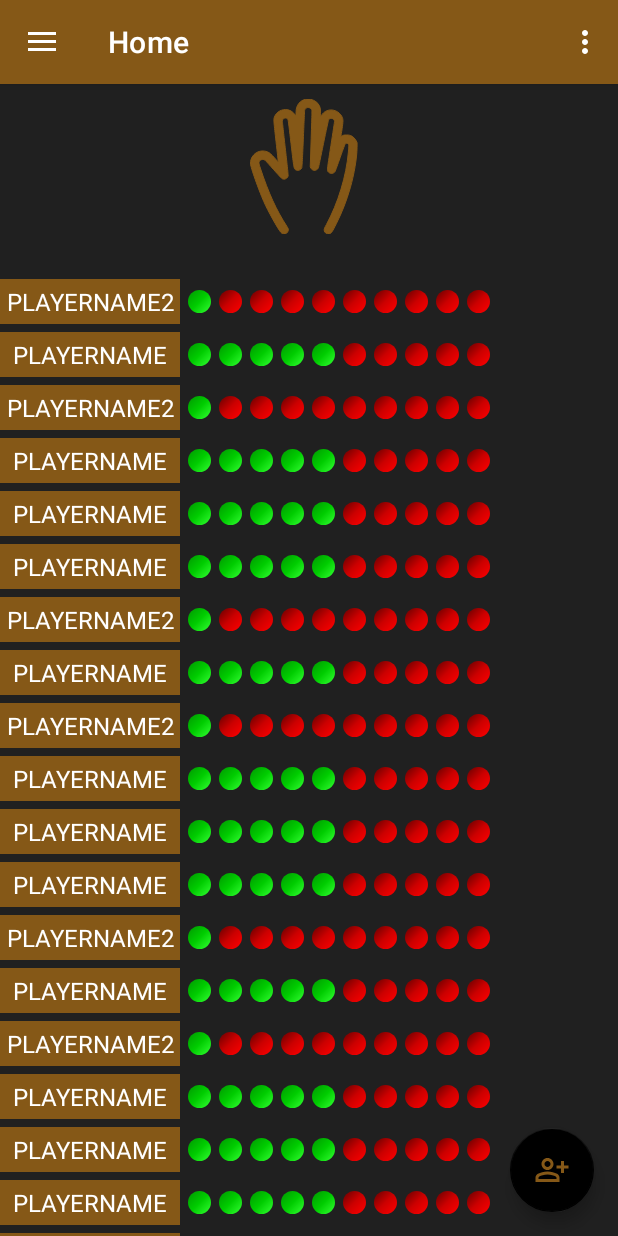
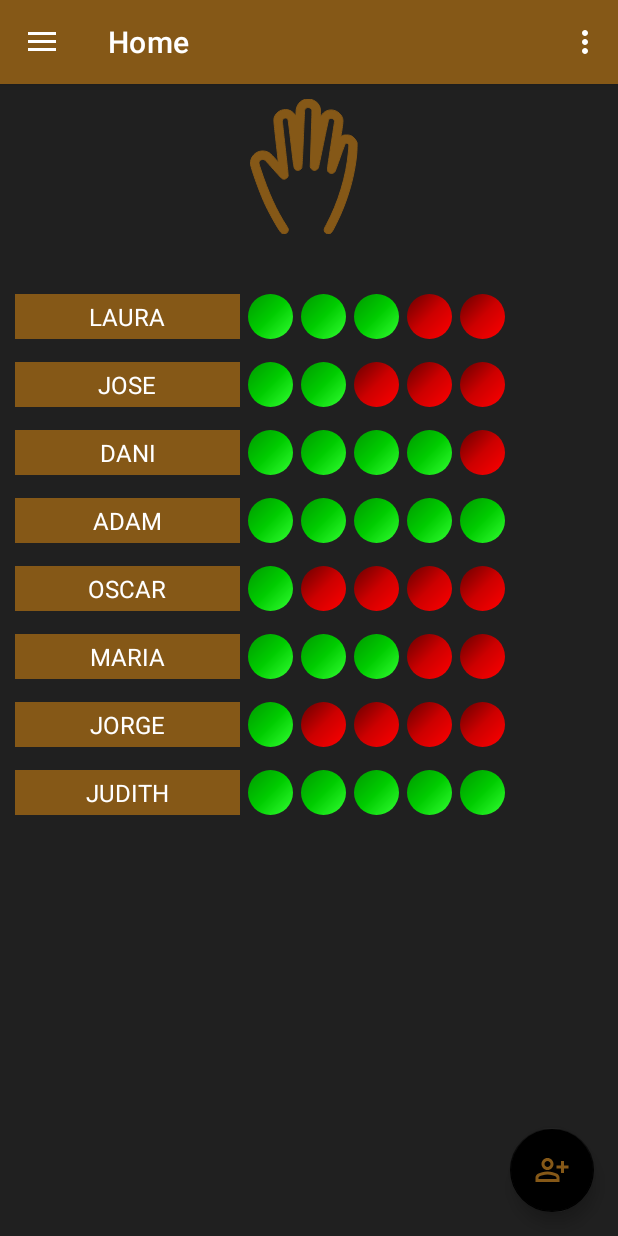
Before and after one commit to danicm7/FingerMasterGame, an Android app: the screen it shows after launch (navigationDrawerMenu), on a phone screen of 412 x 824 dp. Run offline under Robolectric (Android 15) with nearby library versions, the phone set to English and light mode, and no system bars; our stand-ins replace navigation-ui.

Commit message:
change visuals

```diff
--- a/app/src/main/java/com/example/fingermastergame/navigationDrawerMenu.java
+++ b/app/src/main/java/com/example/fingermastergame/navigationDrawerMenu.java
@@ -4,7 +4,6 @@ import android.content.Intent;
 import android.os.Bundle;
 import android.view.View;
 import android.view.Menu;
-
 import com.example.fingermastergame.ui.newPlayer.NewPlayerActivity;
 import com.google.android.material.navigation.NavigationView;
 import androidx.navigation.NavController;
--- a/app/src/main/java/com/example/fingermastergame/ui/home/HomeFragment.java
+++ b/app/src/main/java/com/example/fingermastergame/ui/home/HomeFragment.java
@@ -42,30 +42,30 @@ private HomeFragmentRecyclerAdapter adapter;
     }
 
     private ArrayList loadData() {
+        return loadTestdata();
+    }
+
+    private ArrayList loadTestdata() {
         ArrayList data = new ArrayList<PlayerDataModel>();
-        PlayerDataModel playerDataModel = new PlayerDataModel(5,"playerName", new IssueModel("issue description"));
-        PlayerDataModel playerDataModel2 = new PlayerDataModel(1,"playerName2", new IssueModel("issue description"));
+        PlayerDataModel playerDataModel = new PlayerDataModel(3,"Laura", new IssueModel("issue description"));
+        PlayerDataModel playerDataModel2 = new PlayerDataModel(2,"Jose", new IssueModel("issue description"));
+        PlayerDataModel playerDataModel3 = new PlayerDataModel(4,"Dani", new IssueModel("issue description"));
+        PlayerDataModel playerDataModel4 = new PlayerDataModel(5,"Adam", new IssueModel("issue description"));
+        PlayerDataModel playerDataModel5 = new PlayerDataModel(1,"Oscar", new IssueModel("issue description"));
+        PlayerDataModel playerDataModel6 = new PlayerDataModel(3,"Maria", new IssueModel("issue description"));
+        PlayerDataModel playerDataModel7 = new PlayerDataModel(1,"Jorge", new IssueModel("issue description"));
+        PlayerDataModel playerDataModel8 = new PlayerDataModel(5,"Judith", new IssueModel("issue description"));
 
-        data.add(playerDataModel2);
         data.add(playerDataModel);
         data.add(playerDataModel2);
-        data.add(playerDataModel);
-        data.add(playerDataModel);
-        data.add(playerDataModel);
-        data.add(playerDataModel2);
-        data.add(playerDataModel);
-        data.add(playerDataModel2);
-        data.add(playerDataModel);
-        data.add(playerDataModel);
-        data.add(playerDataModel);
-        data.add(playerDataModel2);
-        data.add(playerDataModel);
-        data.add(playerDataModel2);
-        data.add(playerDataModel);
-        data.add(playerDataModel);
-        data.add(playerDataModel);
-        data.add(playerDataModel2);
-        data.add(playerDataModel);
+        data.add(playerDataModel3);
+        data.add(playerDataModel4);
+        data.add(playerDataModel5);
+        data.add(playerDataModel6);
+        data.add(playerDataModel7);
+        data.add(playerDataModel8);
+
+
         return data;
     }
 
--- a/app/src/main/java/com/example/fingermastergame/ui/home/homeFragmentRecyclerView/HomeFragmentViewHolder.java
+++ b/app/src/main/java/com/example/fingermastergame/ui/home/homeFragmentRecyclerView/HomeFragmentViewHolder.java
@@ -28,12 +28,7 @@ public  class HomeFragmentViewHolder extends RecyclerView.ViewHolder implements
                 itemView.findViewById(R.id.checkBox_state_1)
                 ,itemView.findViewById(R.id.checkBox_state_2)
                 ,itemView.findViewById(R.id.checkBox_state_3)
-                ,itemView.findViewById(R.id.checkBox_state_4)
-                ,itemView.findViewById(R.id.checkBox_state_5)
-                ,itemView.findViewById(R.id.checkBox_state_6)
-                ,itemView.findViewById(R.id.checkBox_state_7)
-                ,itemView.findViewById(R.id.checkBox_state_8)
-                ,itemView.findViewById(R.id.checkBox_state_9)};
+                ,itemView.findViewById(R.id.checkBox_state_4)};
 
     }
 
--- a/app/src/main/res/layout/home_fragment_view_holder.xml
+++ b/app/src/main/res/layout/home_fragment_view_holder.xml
@@ -2,11 +2,13 @@
 <LinearLayout xmlns:android="http://schemas.android.com/apk/res/android"
     android:layout_width="match_parent"
     android:layout_height="wrap_content"
+    android:layout_marginTop="@dimen/fingersLinearLayoutVerticalMargins"
     android:orientation="horizontal"
     android:paddingBottom="@dimen/size.5">
 <TextView
-    android:layout_width="@dimen/size.130"
+    android:layout_width="@dimen/size.150"
     android:layout_height="@dimen/size.30"
+    android:layout_marginStart="@dimen/playerNameMargin"
     android:id="@+id/text_view_view_holder"
     android:textSize="@dimen/textSize.16"
     android:textColor="@color/white"
@@ -14,133 +16,52 @@
     android:textAlignment="center"
     android:textAllCaps="true"
     android:gravity="center"/>
-    <View
-        android:layout_width="@dimen/size.5"
-        android:layout_height="@dimen/size.20"
+
+    <ImageView
+        android:id="@+id/checkBox_state_0"
+        android:layout_width="@dimen/fingerCheckboxWidth"
+        android:layout_height="@dimen/fingerCheckboxWidth"
         android:layout_gravity="center"
-        android:background="@color/custom_grey"/>
+        android:layout_marginStart="@dimen/fingerCheckboxWidthMargin"
+        android:src="@drawable/check_state_ok" />
+
     <ImageView
-        android:layout_width="@dimen/size.15"
-        android:layout_height="@dimen/size.15"
-        android:src="@drawable/check_state_ok"
-        android:id="@+id/checkBox_state_0"
+        android:layout_width="@dimen/fingerCheckboxWidth"
+        android:layout_height="@dimen/fingerCheckboxWidth"
         android:layout_gravity="center"
-        />
-    <View
-        android:layout_width="@dimen/size.5"
-        android:layout_height="@dimen/size.20"
-        android:layout_gravity="center"
-        android:background="@color/custom_grey"/>
-    <ImageView
-        android:layout_width="@dimen/size.15"
-        android:layout_height="@dimen/size.15"
-        android:layout_gravity="center"
+        android:layout_marginStart="@dimen/fingerCheckboxWidthMargin"
         android:src="@drawable/check_state_ok"
         android:id="@+id/checkBox_state_1"
 
         />
-    <View
-        android:layout_width="@dimen/size.5"
-        android:layout_height="@dimen/size.20"
+
+    <ImageView
+        android:layout_width="@dimen/fingerCheckboxWidth"
+        android:layout_height="@dimen/fingerCheckboxWidth"
         android:layout_gravity="center"
-        android:background="@color/custom_grey"/>
-    <ImageView
-        android:layout_width="@dimen/size.15"
-        android:layout_height="@dimen/size.15"
-        android:layout_gravity="center"
+        android:layout_marginStart="@dimen/fingerCheckboxWidthMargin"
         android:src="@drawable/check_state_ok"
         android:id="@+id/checkBox_state_2"
 
         />
-    <View
-        android:layout_width="@dimen/size.5"
-        android:layout_height="@dimen/size.20"
+
+    <ImageView
+        android:layout_width="@dimen/fingerCheckboxWidth"
+        android:layout_height="@dimen/fingerCheckboxWidth"
         android:layout_gravity="center"
-        android:background="@color/custom_grey"/>
-    <ImageView
-        android:layout_width="@dimen/size.15"
-        android:layout_height="@dimen/size.15"
-        android:layout_gravity="center"
+        android:layout_marginStart="@dimen/fingerCheckboxWidthMargin"
         android:src="@drawable/check_state_ok"
         android:id="@+id/checkBox_state_3"
 
         />
-    <View
-        android:layout_width="@dimen/size.5"
-        android:layout_height="@dimen/size.20"
+
+    <ImageView
+        android:layout_width="@dimen/fingerCheckboxWidth"
+        android:layout_height="@dimen/fingerCheckboxWidth"
         android:layout_gravity="center"
-        android:background="@color/custom_grey"/>
-    <ImageView
-        android:layout_width="@dimen/size.15"
-        android:layout_height="@dimen/size.15"
-        android:layout_gravity="center"
+        android:layout_marginStart="@dimen/fingerCheckboxWidthMargin"
         android:src="@drawable/check_state_ok"
         android:id="@+id/checkBox_state_4"
+        />
 
-        />
-    <View
-        android:layout_width="@dimen/size.5"
-        android:layout_height="@dimen/size.20"
-        android:layout_gravity="center"
-        android:background="@color/custom_grey"/>
-    <ImageView
-        android:layout_width="@dimen/size.15"
-        android:layout_gravity="center"
-        android:layout_height="@dimen/size.15"
-        android:src="@drawable/check_state_ok"
-        android:id="@+id/checkBox_state_5"
-
-        />
-    <View
-        android:layout_width="@dimen/size.5"
-        android:layout_height="@dimen/size.20"
-        android:layout_gravity="center"
-        android:background="@color/custom_grey"/>
-    <ImageView
-        android:layout_width="@dimen/size.15"
-        android:layout_height="@dimen/size.15"
-        android:layout_gravity="center"
-        android:src="@drawable/check_state_ok"
-        android:id="@+id/checkBox_state_6"
-
-        />
-    <View
-        android:layout_width="@dimen/size.5"
-        android:layout_height="@dimen/size.20"
-        android:layout_gravity="center"
-        android:background="@color/custom_grey"/>
-    <ImageView
-        android:layout_width="@dimen/size.15"
-        android:layout_height="@dimen/size.15"
-        android:layout_gravity="center"
-        android:src="@drawable/check_state_ok"
-        android:id="@+id/checkBox_state_7"
-
-        />
-    <View
-        android:layout_width="@dimen/size.5"
-        android:layout_height="@dimen/size.20"
-        android:layout_gravity="center"
-        android:background="@color/custom_grey"/>
-    <ImageView
-        android:layout_width="@dimen/size.15"
-        android:layout_height="@dimen/size.15"
-        android:layout_gravity="center"
-        android:src="@drawable/check_state_ok"
-        android:id="@+id/checkBox_state_8"
-
-        />
-    <View
-        android:layout_width="@dimen/size.5"
-        android:layout_height="@dimen/size.20"
-        android:layout_gravity="center"
-        android:background="@color/custom_grey"/>
-    <ImageView
-        android:layout_width="@dimen/size.15"
-        android:layout_height="@dimen/size.15"
-        android:layout_gravity="center"
-        android:src="@drawable/check_state_ok"
-        android:id="@+id/checkBox_state_9"
-
-        />
 </LinearLayout>
--- a/app/src/main/res/values/dimens.xml
+++ b/app/src/main/res/values/dimens.xml
@@ -9,4 +9,16 @@
     <dimen name="nav_header_title_textSize">20sp</dimen>
     <dimen name="home_fragment_imageView_size">90dp</dimen>
 
+    <!-- Finger checkbox Style -->
+    <dimen name="fingerCheckboxHeight">30dp</dimen>
+    <dimen name="fingerCheckboxWidth">30dp</dimen>
+    <dimen name="fingerCheckboxWidthMargin">5dp</dimen>
+    <dimen name="fingerCheckboxHeightMargin">5dp</dimen>
+
+    <!-- Player name TextField -->
+    <dimen name="playerNameMargin">10dp</dimen>
+
+    <!-- Fingers Linear Layout -->
+    <dimen name="fingersLinearLayoutVerticalMargins">10dp</dimen>
+
 </resources>
--- a/app/src/main/res/values/size.xml
+++ b/app/src/main/res/values/size.xml
@@ -9,11 +9,14 @@
     <dimen name="size.50">50dp</dimen>
     <dimen name="size.60">60dp</dimen>
     <dimen name="size.70">70dp</dimen>
-    <dimen name="size.90">80dp</dimen>
-    <dimen name="size.100">90dp</dimen>
-    <dimen name="size.110">100dp</dimen>
-    <dimen name="size.120">110dp</dimen>
-    <dimen name="size.130">120dp</dimen>
+    <dimen name="size.90">90dp</dimen>
+    <dimen name="size.100">100dp</dimen>
+    <dimen name="size.110">110dp</dimen>
+    <dimen name="size.120">120dp</dimen>
+    <dimen name="size.130">130dp</dimen>
+    <dimen name="size.140">140dp</dimen>
+    <dimen name="size.150">150dp</dimen>
+
 
     <!-- End Region -->
 
```
